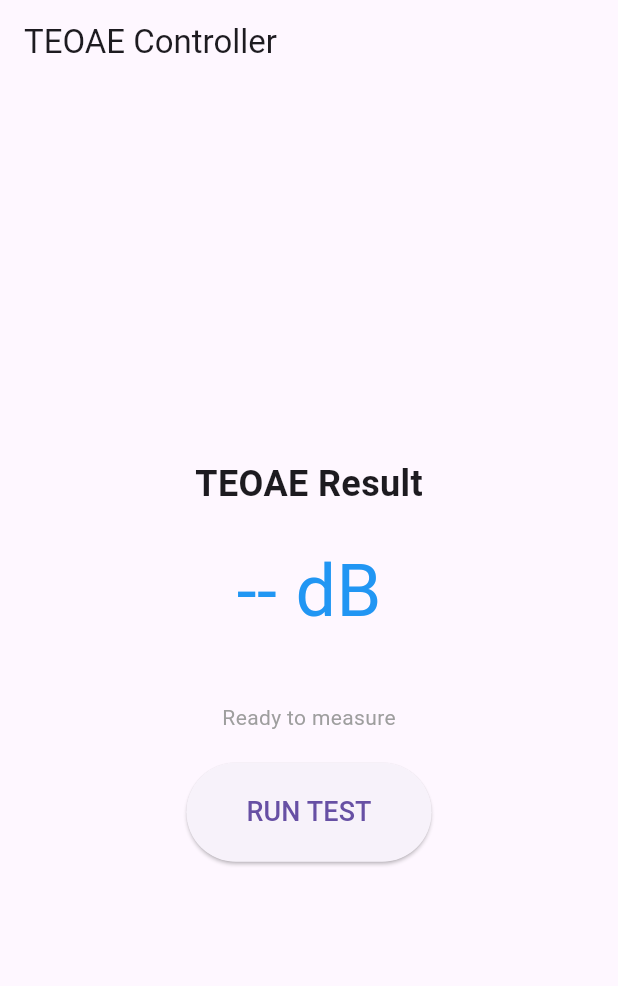
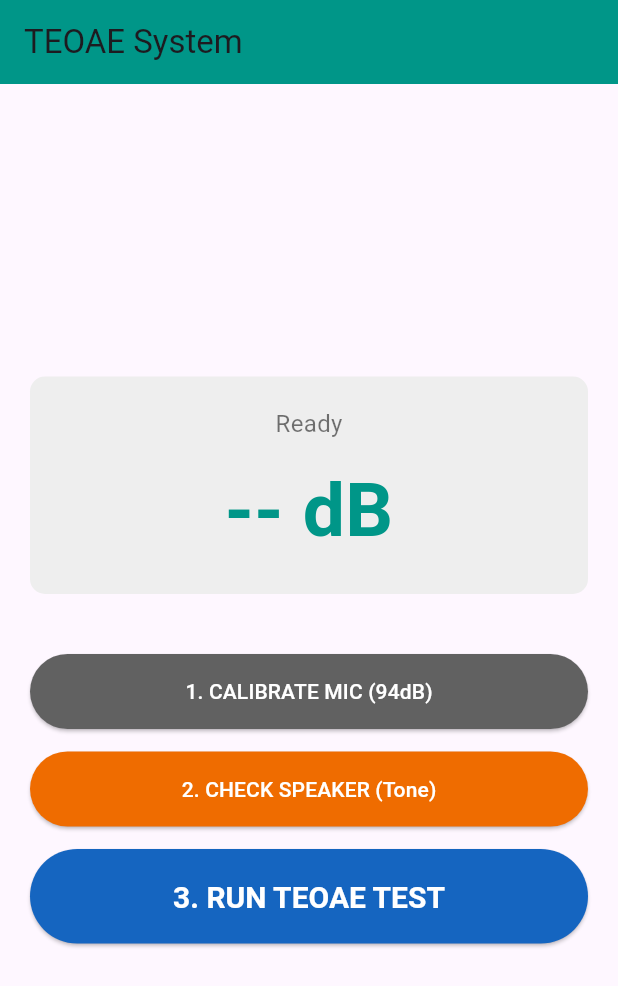
Before and after one commit to RowDM/TEOAE_App, a Flutter app: the screen it shows after launch, on a phone screen of 412 x 824 dp. Shown: the top 986 px of the screen. Run offline on Flutter 3.47's test engine with Material 3 defaults, Android fonts, the phone set to English and light mode, and no system bars.

Commit message:
V2: Added Mic and Speaker Calibration 3-step flow

```diff
--- a/lib/main.dart
+++ b/lib/main.dart
@@ -12,8 +12,12 @@ class MyApp extends StatelessWidget {
   @override
   Widget build(BuildContext context) {
     return MaterialApp(
+      debugShowCheckedModeBanner: false,
       home: Scaffold(
-        appBar: AppBar(title: const Text("TEOAE Controller")),
+        appBar: AppBar(
+          title: const Text("TEOAE System"),
+          backgroundColor: Colors.teal,
+        ),
         body: const TeoaeControlScreen(),
       ),
     );
@@ -28,64 +32,103 @@ class TeoaeControlScreen extends StatefulWidget {
 }
 
 class _TeoaeControlScreenState extends State<TeoaeControlScreen> {
-  String _status = "Ready to measure";
-  String _result = "-- dB";
+  String _infoText = "Ready";
+  String _bigNumber = "--";
   bool _isLoading = false;
 
-  // 10.0.2.2 is the special IP address that points to your PC's Localhost
-  final String serverUrl = "http://192.168.0.29:5000/run_teoae";
+  // CONFIRM THIS IP IS STILL CORRECT!
+  final String baseUrl = "http://192.168.0.29:5000";
 
-  Future<void> runTest() async {
+  Future<void> runStep(String endpoint, String label) async {
     setState(() {
       _isLoading = true;
-      _status = "Measuring...";
+      _infoText = "$label...";
     });
 
     try {
-      final response = await http.get(Uri.parse(serverUrl));
+      final response = await http.get(Uri.parse("$baseUrl$endpoint"));
 
       if (response.statusCode == 200) {
         final data = jsonDecode(response.body);
         setState(() {
-          _status = data['message'];
-          _result = "${data['spl']} dB";
+          _infoText = data['message'];
+          _bigNumber = data['value']; // Just the number
         });
       } else {
-        setState(() {
-          _status = "Server Error: ${response.statusCode}";
-        });
+        setState(() { _infoText = "Error: ${response.statusCode}"; });
       }
     } catch (e) {
-      setState(() {
-        _status = "Connection Failed. Is server running?";
-      });
+      setState(() { _infoText = "Connection Failed"; });
     } finally {
-      setState(() {
-        _isLoading = false;
-      });
+      setState(() { _isLoading = false; });
     }
   }
 
   @override
   Widget build(BuildContext context) {
-    return Center(
+    return Padding(
+      padding: const EdgeInsets.all(20.0),
       child: Column(
         mainAxisAlignment: MainAxisAlignment.center,
+        crossAxisAlignment: CrossAxisAlignment.stretch,
         children: [
-          Text("TEOAE Result", style: TextStyle(fontSize: 24, fontWeight: FontWeight.bold)),
-          SizedBox(height: 20),
-          Text(_result, style: TextStyle(fontSize: 48, color: Colors.blue)),
+          // DISPLAY AREA
+          Container(
+            padding: EdgeInsets.all(20),
+            decoration: BoxDecoration(
+              color: Colors.grey[200],
+              borderRadius: BorderRadius.circular(10),
+            ),
+            child: Column(
+              children: [
+                Text(_infoText, style: TextStyle(fontSize: 16, color: Colors.black54)),
+                SizedBox(height: 10),
+                Text(
+                  "$_bigNumber dB",
+                  style: TextStyle(fontSize: 50, fontWeight: FontWeight.bold, color: Colors.teal)
+                ),
+              ],
+            ),
+          ),
+
           SizedBox(height: 40),
-          Text(_status, style: TextStyle(color: Colors.grey)),
-          SizedBox(height: 20),
+
+          // BUTTON 1: MIC CALIBRATION
           ElevatedButton(
-            onPressed: _isLoading ? null : runTest,
+            onPressed: _isLoading ? null : () => runStep("/step1_calibrate_mic", "Calibrating Mic"),
+            child: Text("1. CALIBRATE MIC (94dB)"),
             style: ElevatedButton.styleFrom(
-              padding: EdgeInsets.symmetric(horizontal: 40, vertical: 20),
+              padding: EdgeInsets.all(15),
+              backgroundColor: Colors.grey[700],
+              foregroundColor: Colors.white,
             ),
-            child: _isLoading
-                ? CircularProgressIndicator(color: Colors.white)
-                : Text("RUN TEST", style: TextStyle(fontSize: 18)),
+          ),
+
+          SizedBox(height: 15),
+
+          // BUTTON 2: SPEAKER CHECK
+          ElevatedButton(
+            onPressed: _isLoading ? null : () => runStep("/step2_check_speaker", "Checking Speaker"),
+            child: Text("2. CHECK SPEAKER (Tone)"),
+            style: ElevatedButton.styleFrom(
+              padding: EdgeInsets.all(15),
+              backgroundColor: Colors.orange[800],
+              foregroundColor: Colors.white,
+            ),
+          ),
+
+          SizedBox(height: 15),
+
+          // BUTTON 3: TEOAE TEST
+          ElevatedButton(
+            onPressed: _isLoading ? null : () => runStep("/step3_run_teoae", "Measuring TEOAE"),
+            child: Text("3. RUN TEOAE TEST"),
+            style: ElevatedButton.styleFrom(
+              padding: EdgeInsets.all(20),
+              backgroundColor: Colors.blue[800],
+              foregroundColor: Colors.white,
+              textStyle: TextStyle(fontSize: 20, fontWeight: FontWeight.bold),
+            ),
           ),
         ],
       ),
```
